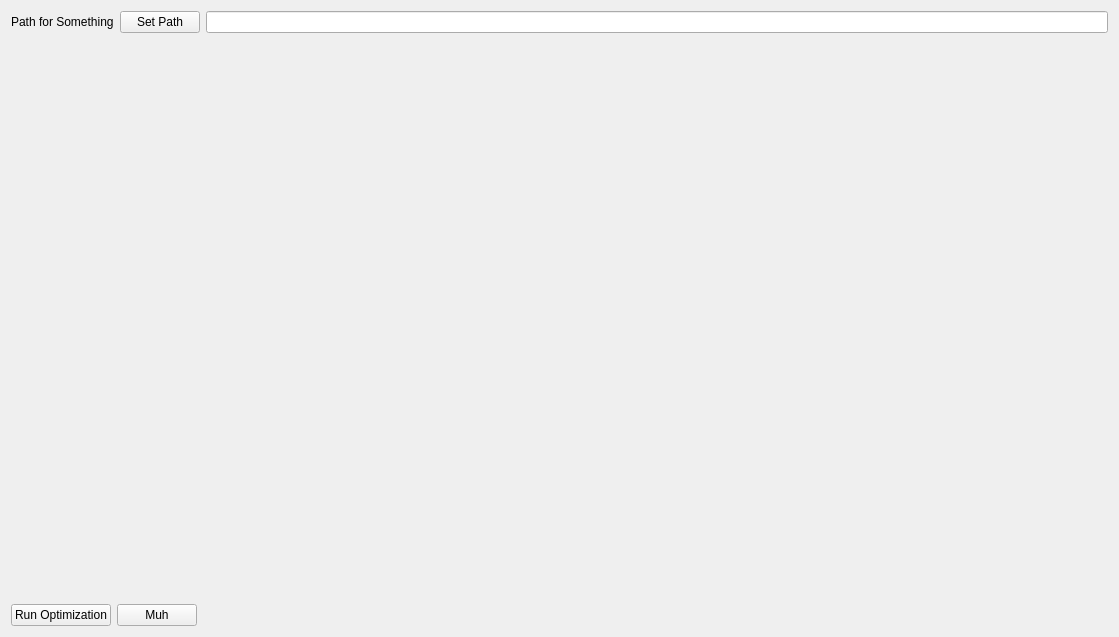
mmguillermo/QUDI, file gui/redcrab/ui_initiate_tab.ui: the form before one commit.
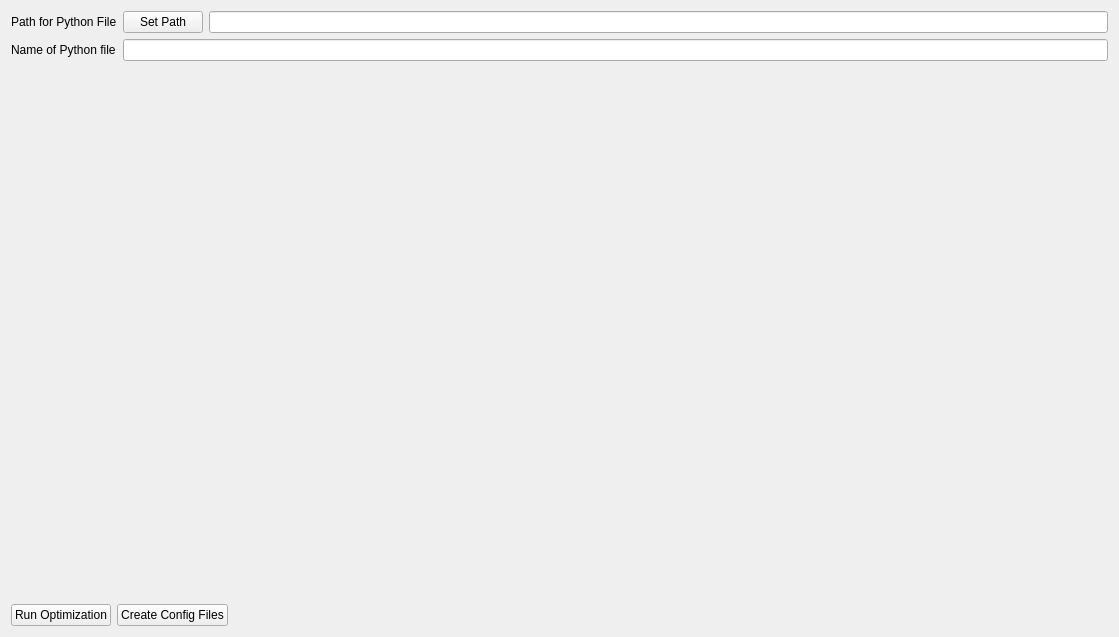
The form after the commit.

Patch:
```diff
--- a/gui/redcrab/ui_initiate_tab.ui
+++ b/gui/redcrab/ui_initiate_tab.ui
@@ -22,11 +22,32 @@
      <item row="1" column="0">
       <widget class="QLabel" name="label">
        <property name="text">
-        <string>Path for Something</string>
+        <string>Path for Python File</string>
        </property>
       </widget>
      </item>
+     <item row="1" column="1">
+      <layout class="QHBoxLayout" name="horizontalLayout_3">
+       <item>
+        <widget class="QPushButton" name="pset_path_pushButton">
+         <property name="text">
+          <string>Set Path</string>
+         </property>
+        </widget>
+       </item>
+       <item>
+        <widget class="QLineEdit" name="path_lineEdit"/>
+       </item>
+      </layout>
+     </item>
      <item row="2" column="0">
+      <widget class="QLabel" name="label_2">
+       <property name="text">
+        <string>Name of Python file</string>
+       </property>
+      </widget>
+     </item>
+     <item row="3" column="0">
       <spacer name="verticalSpacer">
        <property name="orientation">
         <enum>Qt::Vertical</enum>
@@ -39,17 +60,10 @@
        </property>
       </spacer>
      </item>
-     <item row="1" column="1">
-      <layout class="QHBoxLayout" name="horizontalLayout_3">
+     <item row="2" column="1">
+      <layout class="QHBoxLayout" name="horizontalLayout_5">
        <item>
-        <widget class="QPushButton" name="pset_path_ushButton">
-         <property name="text">
-          <string>Set Path</string>
-         </property>
-        </widget>
-       </item>
-       <item>
-        <widget class="QLineEdit" name="path_lineEdit"/>
+        <widget class="QLineEdit" name="module_lineEdit"/>
        </item>
       </layout>
      </item>
@@ -67,7 +81,7 @@
      <item>
       <widget class="QPushButton" name="muh_pushButton">
        <property name="text">
-        <string>Muh</string>
+        <string>Create Config Files</string>
        </property>
       </widget>
      </item>
```
Left out of the diff: 2 changed lines with no effect on the pictures.
